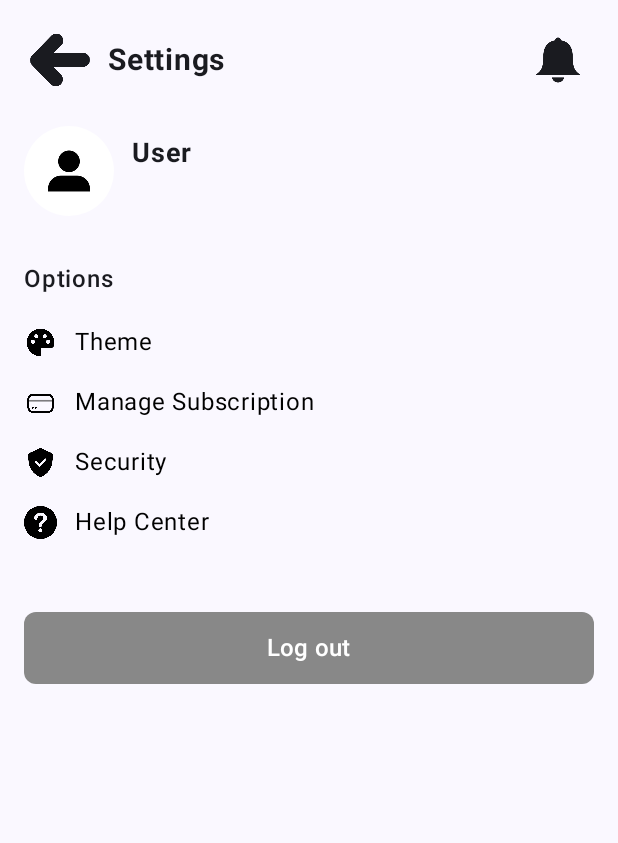
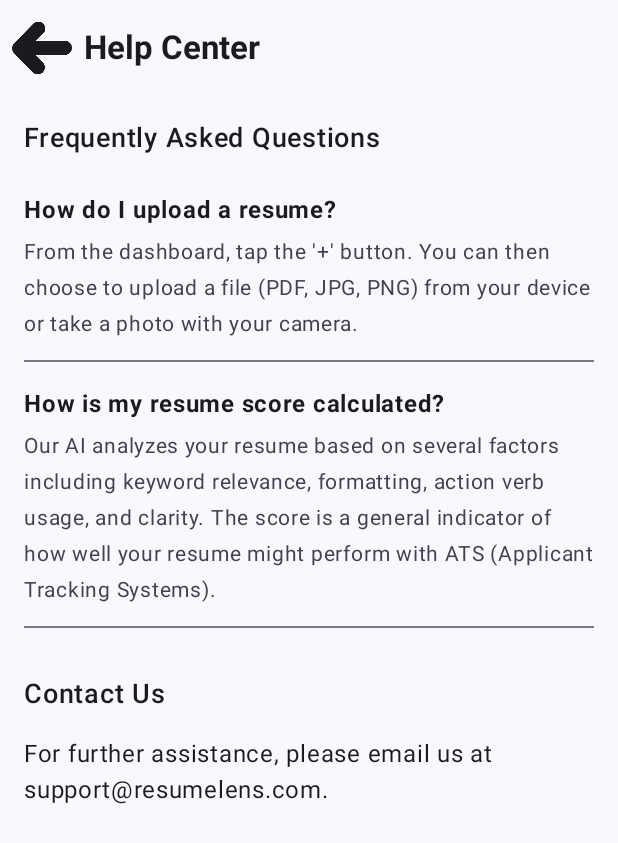
Before and after one commit to vrajp09/ResumeLens, an Android app built with Jetpack Compose: the ProfileSettingsScreen screen opened through its navigation route, after a tap on "Help Center", on a phone screen of 412 x 824 dp. Shown: the top 843 px of the screen. Run offline under Robolectric (Android 15) with nearby library versions, the phone set to English and light mode, and no system bars; our stand-ins replace Firebase (no records; nobody signed in at launch, a user with empty details on screens opened directly); libraries missing offline, so code that uses them is left out: com.android.car; 4 statements that could not run were skipped.

Commit message:
Created Help Center and Security Screens for settings screen

```diff
--- /dev/null
+++ b/app/src/main/java/com/cs407/resumelens/ui/screens/HelpCenterScreen.kt
@@ -0,0 +1,74 @@
+package com.cs407.resumelens.ui.screens
+
+import androidx.compose.foundation.layout.*
+import androidx.compose.foundation.lazy.LazyColumn
+import androidx.compose.material3.*
+import androidx.compose.runtime.Composable
+import androidx.compose.ui.Modifier
+import androidx.compose.ui.res.painterResource
+import androidx.compose.ui.text.font.FontWeight
+import androidx.compose.ui.unit.dp
+import androidx.compose.ui.unit.sp
+import com.cs407.resumelens.R
+
+@OptIn(ExperimentalMaterial3Api::class)
+@Composable
+fun HelpCenterScreen(onBack: () -> Unit) {
+    Scaffold(
+        topBar = {
+            TopAppBar(
+                title = { Text("Help Center", fontWeight = FontWeight.Bold) },
+                navigationIcon = {
+                    IconButton(onClick = onBack) {
+                        Icon(painterResource(id = R.drawable.back_button), contentDescription = "Back")
+                    }
+                }
+            )
+        }
+    ) { padding ->
+        LazyColumn(
+            modifier = Modifier
+                .fillMaxSize()
+                .padding(padding),
+            contentPadding = PaddingValues(16.dp)
+        ) {
+            item {
+                Text("Frequently Asked Questions", fontSize = 18.sp, fontWeight = FontWeight.SemiBold)
+                Spacer(modifier = Modifier.height(16.dp))
+            }
+
+            item {
+                FAQItem(
+                    question = "How do I upload a resume?",
+                    answer = "From the dashboard, tap the '+' button. You can then choose to upload a file (PDF, JPG, PNG) from your device or take a photo with your camera."
+                )
+            }
+            item {
+                FAQItem(
+                    question = "How is my resume score calculated?",
+                    answer = "Our AI analyzes your resume based on several factors including keyword relevance, formatting, action verb usage, and clarity. The score is a general indicator of how well your resume might perform with ATS (Applicant Tracking Systems)."
+                )
+            }
+            item {
+                Text(
+                    "Contact Us",
+                    fontSize = 18.sp,
+                    fontWeight = FontWeight.SemiBold,
+                    modifier = Modifier.padding(top = 24.dp)
+                )
+                Spacer(modifier = Modifier.height(16.dp))
+                Text("For further assistance, please email us at support@resumelens.com.")
+            }
+        }
+    }
+}
+
+@Composable
+private fun FAQItem(question: String, answer: String) {
+    Column(modifier = Modifier.padding(vertical = 8.dp)) {
+        Text(question, fontWeight = FontWeight.Bold, fontSize = 16.sp)
+        Spacer(modifier = Modifier.height(4.dp))
+        Text(answer, fontSize = 14.sp, color = MaterialTheme.colorScheme.onSurfaceVariant)
+        Divider(modifier = Modifier.padding(top = 12.dp))
+    }
+}
--- a/app/src/main/java/com/cs407/resumelens/ui/screens/ProfileSettingsScreen.kt
+++ b/app/src/main/java/com/cs407/resumelens/ui/screens/ProfileSettingsScreen.kt
@@ -32,6 +32,8 @@ import com.cs407.resumelens.ui.theme.ResumeLensTheme
 fun ProfileSettingsScreen(
     onBack: () -> Unit = {},
     onSignOut: () -> Unit = {},
+    onNavigateToSecurity: () -> Unit = {},
+    onNavigateToHelpCenter: () -> Unit = {},
     userViewModel: UserViewModel = viewModel()
 ) {
     val userState by userViewModel.state.collectAsStateWithLifecycle()
@@ -119,10 +121,10 @@ fun ProfileSettingsScreen(
 
         Spacer(modifier = Modifier.height(10.dp))
 
-        SimpleSettingOption(R.drawable.theme, "Theme")
-        SimpleSettingOption(R.drawable.card, "Manage Subscription")
-        SimpleSettingOption(R.drawable.security, "Security")
-        SimpleSettingOption(R.drawable.help, "Help Center")
+        SimpleSettingOption(R.drawable.theme, "Theme", onClick = { /* handle theme later */ })
+        SimpleSettingOption(R.drawable.card, "Manage Subscription", onClick = { /* handle theme later */ })
+        SimpleSettingOption(R.drawable.security, "Security", onClick = onNavigateToSecurity)
+        SimpleSettingOption(R.drawable.help, "Help Center", onClick = onNavigateToHelpCenter)
 
         Spacer(modifier = Modifier.height(40.dp))
 
@@ -140,12 +142,12 @@ fun ProfileSettingsScreen(
 }
 
 @Composable
-fun SimpleSettingOption(iconId: Int, label: String) {
+fun SimpleSettingOption(iconId: Int, label: String, onClick: () -> Unit) {
     Row(
         verticalAlignment = Alignment.CenterVertically,
         modifier = Modifier
             .fillMaxWidth()
-            .clickable { /* handle click later */ }
+            .clickable(onClick = onClick)
             .padding(vertical = 8.dp)
     ) {
         Icon(
--- a/app/src/main/java/com/cs407/resumelens/ui/screens/ResumeLensApp.kt
+++ b/app/src/main/java/com/cs407/resumelens/ui/screens/ResumeLensApp.kt
@@ -30,6 +30,10 @@ sealed class Screen(val route: String) {
 
     // Profile & Settings
     data object ProfileSettings : Screen("profile_settings")
+
+    data object Security : Screen("security")
+
+    data object HelpCenter : Screen("help_center")
 
     // Helpers for navigation arguments
     companion object {
@@ -191,8 +195,19 @@ fun ResumeLensApp() {
                     authVm.signOut()
                     nav.navigate(Screen.Welcome.route) { popUpTo(0) { inclusive = true } }
                 },
+                onNavigateToSecurity = { nav.navigate(Screen.Security.route) }, // <-- Add this
+                onNavigateToHelpCenter = { nav.navigate(Screen.HelpCenter.route) },
                 userViewModel = userVm
             )
         }
+
+        composable(Screen.Security.route) {
+            SecurityScreen(onBack = { nav.popBackStack() })
+        }
+
+        composable(Screen.HelpCenter.route) {
+            HelpCenterScreen(onBack = { nav.popBackStack() })
+        }
+
     }
 }
```
Also changed, not shown: app/src/main/java/com/cs407/resumelens/ui/screens/SecurityScreen.kt (added, +66 -0 lines).
